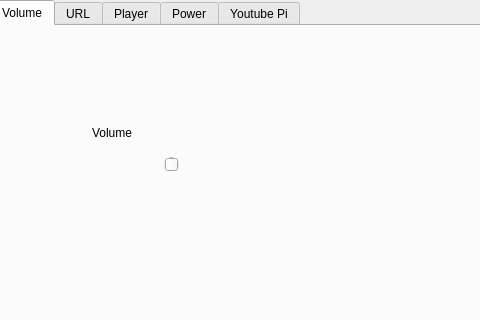
This is kodigui.ui in definitly486/KodiGui as Qt 5 draws it before an edit; both pictures show x 0 to 480 and y 0 to 320 of the 584 by 488 pixel window. The edited form follows.
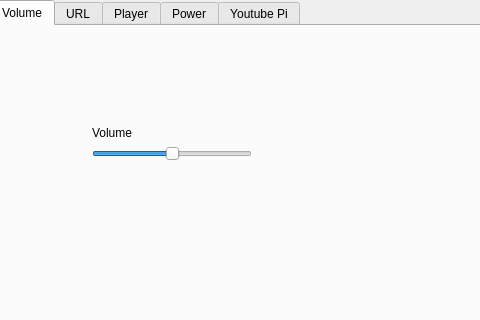
This is the edited form. The open tabs and pages were chosen to show the change. Icons and pictures are not drawn.

Commit message: fixed volume sound

Patch:
```diff
--- a/kodigui.ui
+++ b/kodigui.ui
@@ -52,17 +52,17 @@
       <property name="geometry">
        <rect>
         <x>100</x>
-        <y>130</y>
+        <y>120</y>
         <width>160</width>
         <height>16</height>
        </rect>
       </property>
-      <property name="maximum">
-       <number>100</number>
-      </property>
-      <property name="value">
+      <property name="sliderPosition">
        <number>50</number>
       </property>
+      <property name="orientation">
+       <enum>Qt::Horizontal</enum>
+      </property>
      </widget>
     </widget>
     <widget class="QWidget" name="url">
```
Left out of the diff: 2 changed lines with no effect on the pictures. The commit also changes 1 other file.
